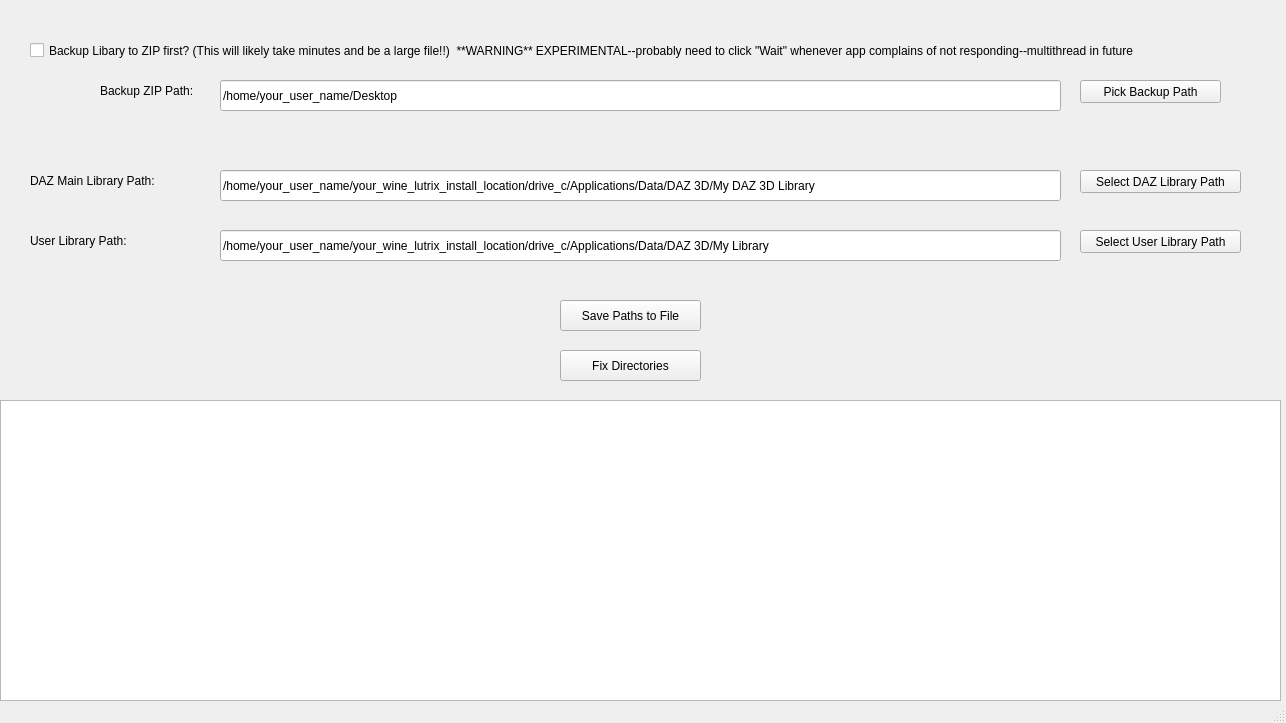
Before: the Qt Designer form daz_linux_casefix.ui in GeneralProtectionFault/DAZ-Studio-Linux-Case-Fix, drawn with Qt 5.
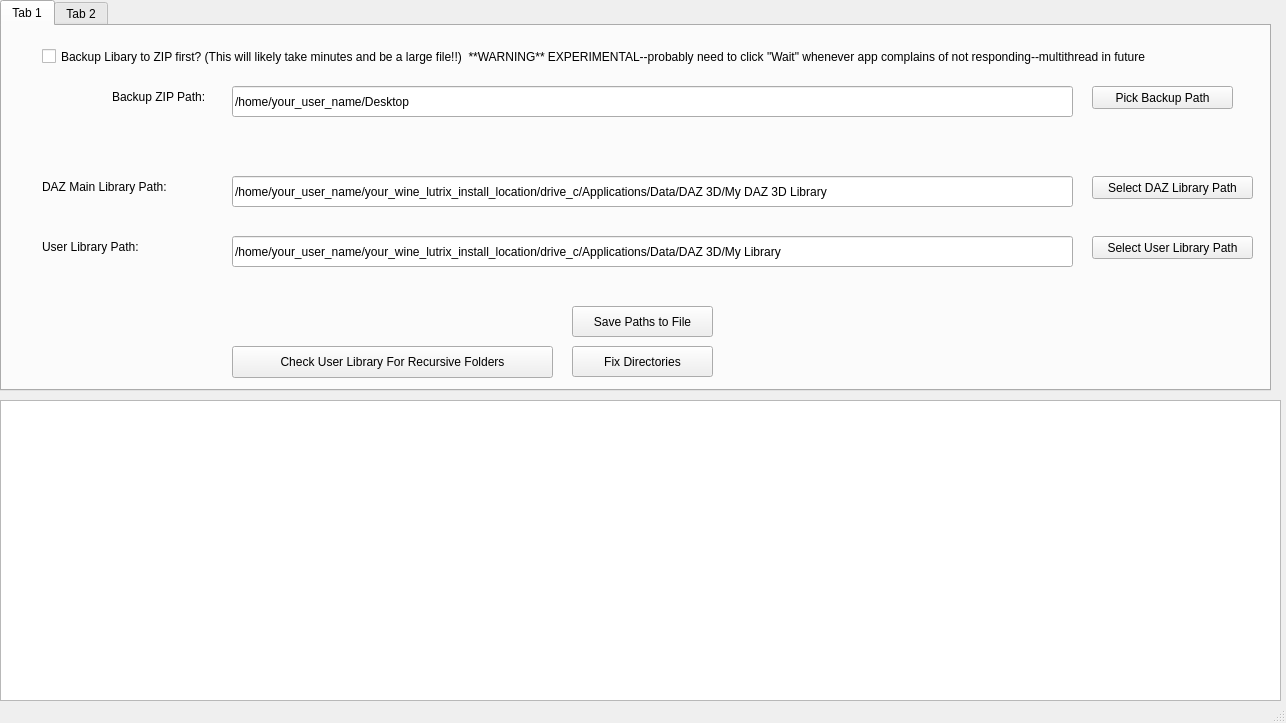
After: the same form once the commit is applied.

Patch:
```diff
--- a/daz_linux_casefix.ui
+++ b/daz_linux_casefix.ui
@@ -14,19 +14,6 @@
    <string>DAZ Linux Library Fixer</string>
   </property>
   <widget class="QWidget" name="centralwidget">
-   <widget class="QPushButton" name="btnFixDirectories">
-    <property name="geometry">
-     <rect>
-      <x>560</x>
-      <y>350</y>
-      <width>141</width>
-      <height>31</height>
-     </rect>
-    </property>
-    <property name="text">
-     <string>Fix Directories</string>
-    </property>
-   </widget>
    <widget class="QTextEdit" name="txtEditLog">
     <property name="geometry">
      <rect>
@@ -37,11 +24,92 @@
      </rect>
     </property>
    </widget>
+   <widget class="QTabWidget" name="tabWidget">
+    <property name="geometry">
+     <rect>
+      <x>0</x>
+      <y>0</y>
+      <width>1271</width>
+      <height>391</height>
+     </rect>
+    </property>
+    <property name="currentIndex">
+     <number>0</number>
+    </property>
+    <widget class="QWidget" name="tab">
+     <attribute name="title">
+      <string>Tab 1</string>
+     </attribute>
+     <widget class="QPushButton" name="btnSavePaths">
+      <property name="geometry">
+       <rect>
+        <x>570</x>
+        <y>280</y>
+        <width>141</width>
+        <height>31</height>
+       </rect>
+      </property>
+      <property name="text">
+       <string>Save Paths to File</string>
+      </property>
+     </widget>
+     <widget class="QLabel" name="label">
+      <property name="geometry">
+       <rect>
+        <x>110</x>
+        <y>60</y>
+        <width>111</width>
+        <height>21</height>
+       </rect>
+      </property>
+      <property name="text">
+       <string>Backup ZIP Path:</string>
+      </property>
+     </widget>
+     <widget class="QPushButton" name="btnSelectDAZPath">
+      <property name="geometry">
+       <rect>
+        <x>1090</x>
+        <y>150</y>
+        <width>161</width>
+        <height>23</height>
+       </rect>
+      </property>
+      <property name="text">
+       <string>Select DAZ Library Path</string>
+      </property>
+     </widget>
+     <widget class="QLineEdit" name="txtBackupPath">
+      <property name="geometry">
+       <rect>
+        <x>230</x>
+        <y>60</y>
+        <width>841</width>
+        <height>31</height>
+       </rect>
+      </property>
+      <property name="text">
+       <string>/home/your_user_name/Desktop</string>
+      </property>
+     </widget>
+     <widget class="QPushButton" name="btnFixDirectories">
+      <property name="geometry">
+       <rect>
+        <x>570</x>
+        <y>320</y>
+        <width>141</width>
+        <height>31</height>
+       </rect>
+      </property>
+      <property name="text">
+       <string>Fix Directories</string>
+      </property>
+     </widget>
    <widget class="QLabel" name="lblDAZMainPath">
     <property name="geometry">
      <rect>
-      <x>30</x>
-      <y>170</y>
+        <x>40</x>
+        <y>150</y>
       <width>191</width>
       <height>21</height>
      </rect>
@@ -53,8 +121,8 @@
    <widget class="QLabel" name="lblUserPath">
     <property name="geometry">
      <rect>
-      <x>30</x>
-      <y>230</y>
+        <x>40</x>
+        <y>210</y>
       <width>191</width>
       <height>21</height>
      </rect>
@@ -63,63 +131,11 @@
      <string>User Library Path:</string>
     </property>
    </widget>
-   <widget class="QPushButton" name="btnSelectDAZPath">
-    <property name="geometry">
-     <rect>
-      <x>1080</x>
-      <y>170</y>
-      <width>161</width>
-      <height>23</height>
-     </rect>
-    </property>
-    <property name="text">
-     <string>Select DAZ Library Path</string>
-    </property>
-   </widget>
-   <widget class="QPushButton" name="btnUserPath">
-    <property name="geometry">
-     <rect>
-      <x>1080</x>
-      <y>230</y>
-      <width>161</width>
-      <height>23</height>
-     </rect>
-    </property>
-    <property name="text">
-     <string>Select User Library Path</string>
-    </property>
-   </widget>
-   <widget class="QLineEdit" name="txtDAZMainPath">
-    <property name="geometry">
-     <rect>
-      <x>220</x>
-      <y>170</y>
-      <width>841</width>
-      <height>31</height>
-     </rect>
-    </property>
-    <property name="text">
-     <string>/home/your_user_name/your_wine_lutrix_install_location/drive_c/Applications/Data/DAZ 3D/My DAZ 3D Library</string>
-    </property>
-   </widget>
-   <widget class="QLineEdit" name="txtUserPath">
-    <property name="geometry">
-     <rect>
-      <x>220</x>
-      <y>230</y>
-      <width>841</width>
-      <height>31</height>
-     </rect>
-    </property>
-    <property name="text">
-     <string>/home/your_user_name/your_wine_lutrix_install_location/drive_c/Applications/Data/DAZ 3D/My Library</string>
-    </property>
-   </widget>
    <widget class="QCheckBox" name="chkBackup">
     <property name="geometry">
      <rect>
-      <x>30</x>
-      <y>30</y>
+        <x>40</x>
+        <y>10</y>
       <width>1221</width>
       <height>41</height>
      </rect>
@@ -128,37 +144,50 @@
      <string>Backup Libary to ZIP first? (This will likely take minutes and be a large file!!)  **WARNING** EXPERIMENTAL--probably need to click &quot;Wait&quot; whenever app complains of not responding--multithread in future</string>
     </property>
    </widget>
-   <widget class="QLineEdit" name="txtBackupPath">
+     <widget class="QLineEdit" name="txtUserPath">
     <property name="geometry">
      <rect>
-      <x>220</x>
-      <y>80</y>
+        <x>230</x>
+        <y>210</y>
       <width>841</width>
       <height>31</height>
      </rect>
     </property>
     <property name="text">
-     <string>/home/your_user_name/Desktop</string>
-    </property>
-   </widget>
-   <widget class="QLabel" name="label">
+       <string>/home/your_user_name/your_wine_lutrix_install_location/drive_c/Applications/Data/DAZ 3D/My Library</string>
+      </property>
+     </widget>
+     <widget class="QPushButton" name="btnUserPath">
     <property name="geometry">
      <rect>
-      <x>100</x>
-      <y>80</y>
-      <width>111</width>
-      <height>21</height>
+        <x>1090</x>
+        <y>210</y>
+        <width>161</width>
+        <height>23</height>
      </rect>
     </property>
     <property name="text">
-     <string>Backup ZIP Path:</string>
+       <string>Select User Library Path</string>
+      </property>
+     </widget>
+     <widget class="QLineEdit" name="txtDAZMainPath">
+      <property name="geometry">
+       <rect>
+        <x>230</x>
+        <y>150</y>
+        <width>841</width>
+        <height>31</height>
+       </rect>
+      </property>
+      <property name="text">
+       <string>/home/your_user_name/your_wine_lutrix_install_location/drive_c/Applications/Data/DAZ 3D/My DAZ 3D Library</string>
     </property>
    </widget>
    <widget class="QPushButton" name="btnBackupPath">
     <property name="geometry">
      <rect>
-      <x>1080</x>
-      <y>80</y>
+        <x>1090</x>
+        <y>60</y>
       <width>141</width>
       <height>23</height>
      </rect>
@@ -167,18 +196,25 @@
      <string>Pick Backup Path</string>
     </property>
    </widget>
-   <widget class="QPushButton" name="btnSavePaths">
+     <widget class="QPushButton" name="btnRecursive">
     <property name="geometry">
      <rect>
-      <x>560</x>
-      <y>300</y>
-      <width>141</width>
-      <height>31</height>
+        <x>230</x>
+        <y>320</y>
+        <width>321</width>
+        <height>32</height>
      </rect>
     </property>
     <property name="text">
-     <string>Save Paths to File</string>
-    </property>
+       <string>Check User Library For Recursive Folders</string>
+      </property>
+     </widget>
+    </widget>
+    <widget class="QWidget" name="tab_2">
+     <attribute name="title">
+      <string>Tab 2</string>
+     </attribute>
+    </widget>
    </widget>
   </widget>
   <widget class="QMenuBar" name="menubar">
```
Left out of the diff: 2 changed lines with no effect on the pictures. Lines whose indentation alone changed are shown as unchanged.
